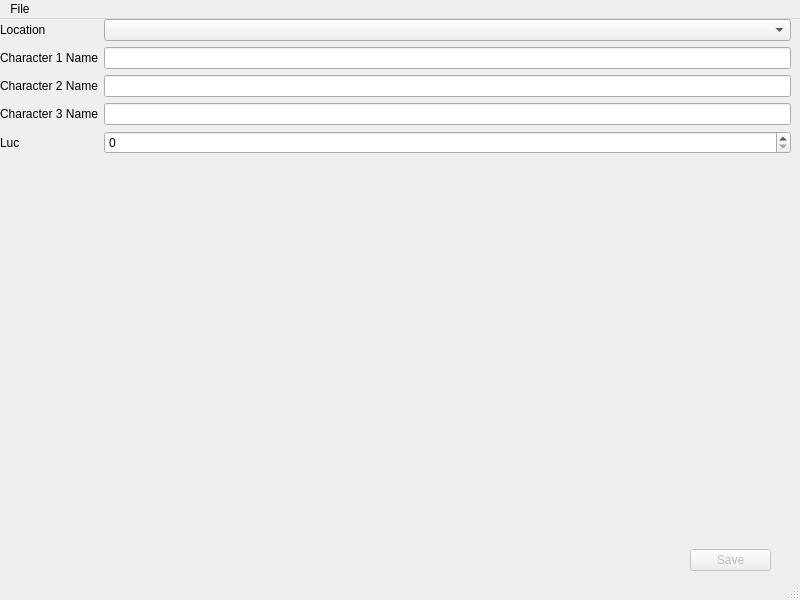
Qt form sd3save_editor/gui/mainwindow.ui (rrooij/sd3save_editor) before a commit.
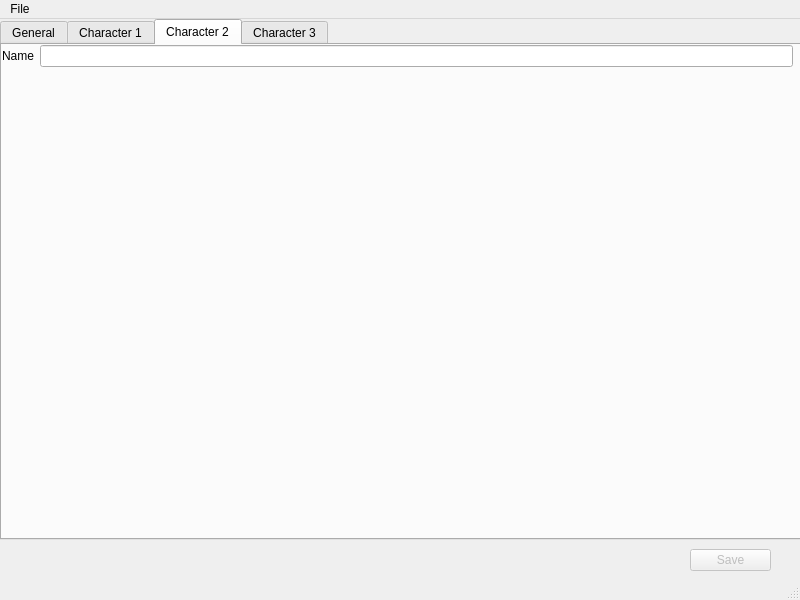
The same form after that commit. The open tabs and pages were chosen to show the change.

Commit message:
Add tabbed interface
This is needed for future changes. Each character will have spells,
abilities, stats etc.

Patch:
```diff
--- a/sd3save_editor/gui/mainwindow.ui
+++ b/sd3save_editor/gui/mainwindow.ui
@@ -14,11 +14,43 @@
    <string>Seiken Densetsu 3 Save Editor</string>
   </property>
   <widget class="QWidget" name="centralwidget">
+   <widget class="QPushButton" name="saveButton">
+    <property name="enabled">
+     <bool>false</bool>
+    </property>
+    <property name="geometry">
+     <rect>
+      <x>690</x>
+      <y>530</y>
+      <width>81</width>
+      <height>22</height>
+     </rect>
+    </property>
+    <property name="text">
+     <string>Save</string>
+    </property>
+   </widget>
+   <widget class="QTabWidget" name="tabWidget">
+    <property name="geometry">
+     <rect>
+      <x>0</x>
+      <y>0</y>
+      <width>801</width>
+      <height>521</height>
+     </rect>
+    </property>
+    <property name="currentIndex">
+     <number>0</number>
+    </property>
+    <widget class="QWidget" name="tab">
+     <attribute name="title">
+      <string>General</string>
+     </attribute>
    <widget class="QWidget" name="formLayoutWidget">
     <property name="geometry">
      <rect>
       <x>0</x>
-      <y>0</y>
+        <y>10</y>
       <width>791</width>
       <height>157</height>
      </rect>
@@ -38,66 +70,103 @@
       <widget class="QComboBox" name="locationComboBox"/>
      </item>
      <item row="1" column="0">
+        <widget class="QLabel" name="labelLuc">
+         <property name="text">
+          <string>Luc</string>
+         </property>
+        </widget>
+       </item>
+       <item row="1" column="1">
+        <widget class="QSpinBox" name="spinBoxLuc">
+         <property name="maximum">
+          <number>677215</number>
+         </property>
+        </widget>
+       </item>
+      </layout>
+     </widget>
+    </widget>
+    <widget class="QWidget" name="tab_2">
+     <attribute name="title">
+      <string>Character 1</string>
+     </attribute>
+     <widget class="QWidget" name="formLayoutWidget_2">
+      <property name="geometry">
+       <rect>
+        <x>0</x>
+        <y>0</y>
+        <width>791</width>
+        <height>321</height>
+       </rect>
+      </property>
+      <layout class="QFormLayout" name="formLayout_3">
+       <item row="1" column="0">
       <widget class="QLabel" name="labelCharacter1Name">
        <property name="text">
-        <string>Character 1 Name</string>
+          <string>Name</string>
        </property>
       </widget>
      </item>
      <item row="1" column="1">
       <widget class="QLineEdit" name="c1NameLineEdit"/>
      </item>
-     <item row="2" column="0">
+      </layout>
+     </widget>
+    </widget>
+    <widget class="QWidget" name="tab_3">
+     <attribute name="title">
+      <string>Character 2</string>
+     </attribute>
+     <widget class="QWidget" name="formLayoutWidget_3">
+      <property name="geometry">
+       <rect>
+        <x>0</x>
+        <y>0</y>
+        <width>791</width>
+        <height>311</height>
+       </rect>
+      </property>
+      <layout class="QFormLayout" name="formLayout_4">
+       <item row="1" column="0">
       <widget class="QLabel" name="labelCharacter2Name">
        <property name="text">
-        <string>Character 2 Name</string>
+          <string>Name</string>
        </property>
       </widget>
      </item>
-     <item row="2" column="1">
+       <item row="1" column="1">
       <widget class="QLineEdit" name="c2NameLineEdit"/>
      </item>
-     <item row="3" column="0">
+      </layout>
+     </widget>
+    </widget>
+    <widget class="QWidget" name="tab_4">
+     <attribute name="title">
+      <string>Character 3</string>
+     </attribute>
+     <widget class="QWidget" name="formLayoutWidget_4">
+      <property name="geometry">
+       <rect>
+        <x>0</x>
+        <y>0</y>
+        <width>791</width>
+        <height>361</height>
+       </rect>
+      </property>
+      <layout class="QFormLayout" name="formLayout_5">
+       <item row="1" column="0">
       <widget class="QLabel" name="labelCharacter3Name">
        <property name="text">
-        <string>Character 3 Name</string>
+          <string>Name</string>
        </property>
       </widget>
      </item>
-     <item row="3" column="1">
+       <item row="1" column="1">
       <widget class="QLineEdit" name="c3NameLineEdit"/>
      </item>
-     <item row="4" column="0">
-      <widget class="QLabel" name="labelLuc">
-       <property name="text">
-        <string>Luc</string>
-       </property>
-      </widget>
-     </item>
-     <item row="4" column="1">
-      <widget class="QSpinBox" name="spinBoxLuc">
-       <property name="maximum">
-        <number>677215</number>
-       </property>
-      </widget>
-     </item>
-    </layout>
-   </widget>
-   <widget class="QPushButton" name="saveButton">
-    <property name="enabled">
-     <bool>false</bool>
-    </property>
-    <property name="geometry">
-     <rect>
-      <x>690</x>
-      <y>530</y>
-      <width>81</width>
-      <height>22</height>
-     </rect>
-    </property>
-    <property name="text">
-     <string>Save</string>
-    </property>
+      </layout>
+     </widget>
+    </widget>
    </widget>
   </widget>
   <widget class="QMenuBar" name="menubar">
```
Lines whose indentation alone changed are shown as unchanged. The commit also changes 1 other file.
